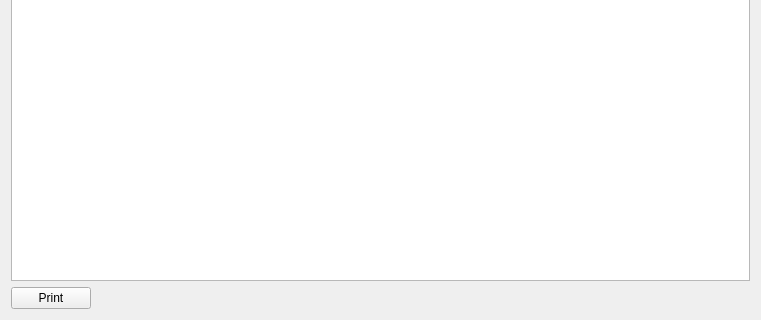
The window that kdeui/dialogs/kshortcutsdialog.ui (KDE/kdelibs) describes before a commit, drawn with Qt 5; both pictures show x 0 to 761 and y 229 to 549 of the 761 by 549 pixel window.
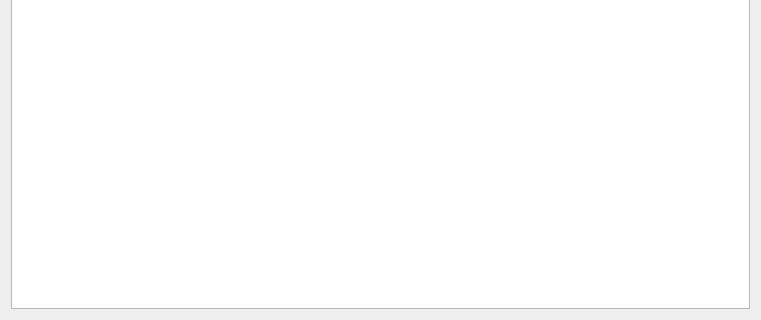
The same window after the commit. Custom widgets are drawn as their Qt base class.

Commit message: Move the print button to the dialog and provide public API in the editor widget for printing, so users of the plain editor widget can also provide a print button. The print button under the widget simply doesn't look right.

The edit to the form file:
```diff
--- a/kdeui/dialogs/kshortcutsdialog.ui
+++ b/kdeui/dialogs/kshortcutsdialog.ui
@@ -62,30 +62,6 @@
      </column>
     </widget>
    </item>
-   <item>
-    <layout class="QHBoxLayout" name="horizontalLayout" >
-     <item>
-      <widget class="QPushButton" name="printButton" >
-       <property name="text" >
-        <string>Print</string>
-       </property>
-      </widget>
-     </item>
-     <item>
-      <spacer name="horizontalSpacer" >
-       <property name="orientation" >
-        <enum>Qt::Horizontal</enum>
-       </property>
-       <property name="sizeHint" stdset="0" >
-        <size>
-         <width>40</width>
-         <height>20</height>
-        </size>
-       </property>
-      </spacer>
-     </item>
-    </layout>
-   </item>
   </layout>
  </widget>
  <customwidgets>
```
The commit also changes 4 other files.
